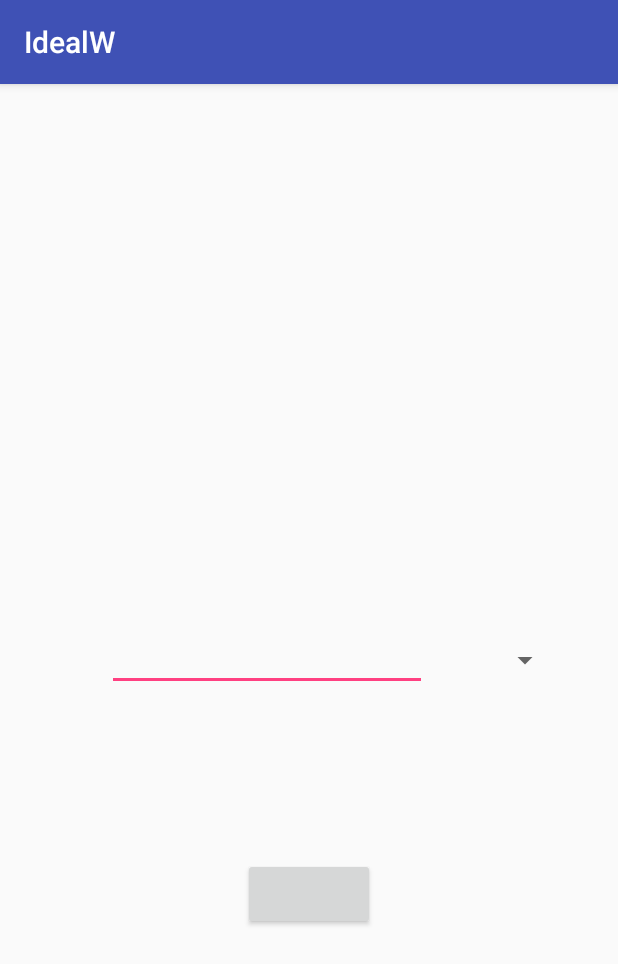
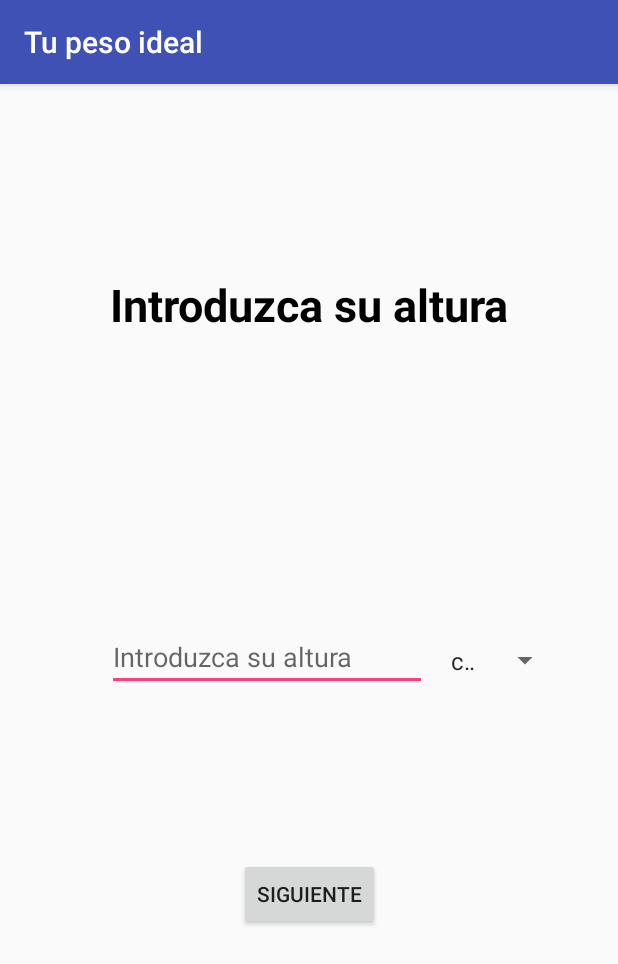
Before and after one commit to Anthonyr06/prj-cursobasico-6, an Android app: the Height screen opened directly, with no data from a screen before it, on a phone screen of 412 x 824 dp. Shown: the top 964 px of the screen. Run offline under Robolectric (Android 15) with nearby library versions, the phone set to English and light mode, and no system bars.

Commit message:
add new functionalities like: -new labels in string.xml file for remove warnings -new functions

```diff
--- a/app/src/main/java/com/example/anthony/idealw/Height.java
+++ b/app/src/main/java/com/example/anthony/idealw/Height.java
@@ -1,13 +1,66 @@
 package com.example.anthony.idealw;
 
+import android.content.Intent;
+import android.support.v7.app.AlertDialog;
 import android.support.v7.app.AppCompatActivity;
 import android.os.Bundle;
+import android.view.View;
+import android.widget.AdapterView;
+import android.widget.ArrayAdapter;
+import android.widget.EditText;
+import android.widget.Spinner;
+import android.widget.Toast;
 
-public class Height extends AppCompatActivity {
+public class Height extends AppCompatActivity implements View.OnClickListener{
+
+    EditText edit;
+    Spinner spn;
 
     @Override
     protected void onCreate(Bundle savedInstanceState) {
         super.onCreate(savedInstanceState);
         setContentView(R.layout.activity_height);
+
+        findViewById(R.id.btnHeight).setOnClickListener(this);
+        spn = findViewById(R.id.spnHeight);
+        edit = findViewById(R.id.editTxtHeight);
+
+
+        String[] measure = {"cm","m","ft"};
+
+        spn.setAdapter(new ArrayAdapter<>(this, android.R.layout.simple_spinner_item, measure));
+
+        spn.setOnItemSelectedListener(new AdapterView.OnItemSelectedListener() {
+
+            @Override
+            public void onItemSelected(AdapterView<?> adapterView, View view, int pos, long id)
+            {
+                Toast.makeText(adapterView.getContext(),
+                        (String) adapterView.getItemAtPosition(pos), Toast.LENGTH_SHORT).show();
+            }
+
+            @Override
+            public void onNothingSelected(AdapterView<?> parent)
+            {    }
+        });
+    }
+
+
+    @Override
+    public void onClick(View view) {
+
+        if(edit.getText().toString().isEmpty()){
+
+            Toast.makeText(this, "Ingrese su altura", Toast.LENGTH_SHORT)
+                    .show();
+
+        }else {
+
+            float height = Float.parseFloat(edit.getText().toString());
+
+            Intent intentR = new Intent(this, Result.class);
+            intentR.putExtra("Height", height);
+
+        }
     }
 }
--- a/app/src/main/java/com/example/anthony/idealw/MainActivity.java
+++ b/app/src/main/java/com/example/anthony/idealw/MainActivity.java
@@ -1,5 +1,6 @@
 package com.example.anthony.idealw;
 
+import android.content.Intent;
 import android.support.v7.app.AppCompatActivity;
 import android.os.Bundle;
 import android.view.View;
@@ -17,6 +18,7 @@ public class MainActivity extends AppCompatActivity implements View.OnClickListe
 
     @Override
     public void onClick(View view) {
-
+        Intent intent = new Intent(this, Sex.class);
+        startActivity(intent);
     }
 }
--- a/app/src/main/res/layout/activity_height.xml
+++ b/app/src/main/res/layout/activity_height.xml
@@ -16,8 +16,8 @@
         app:layout_constraintStart_toStartOf="parent"
         app:layout_constraintTop_toTopOf="parent"
         app:layout_constraintVertical_bias="0.174"
-        tools:text="Ingrese su altura"
-        tools:textColor="@android:color/black" />
+        android:text="@string/hintAndTxtViewHeight"
+        android:textColor="@android:color/black" />
 
     <Button
         android:id="@+id/btnHeight"
@@ -28,14 +28,15 @@
         app:layout_constraintStart_toStartOf="parent"
         app:layout_constraintTop_toTopOf="parent"
         app:layout_constraintVertical_bias="0.717"
-        tools:text="Siguiente" />
+        android:text="@string/btnHeightAndWeight" />
 
     <EditText
         android:id="@+id/editTxtHeight"
         android:layout_width="wrap_content"
         android:layout_height="wrap_content"
         android:ems="10"
-        tools:contentDescription="Ingrese su altura"
+        android:inputType="numberDecimal"
+        android:hint="@string/hintAndTxtViewHeight"
         app:layout_constraintBottom_toBottomOf="parent"
         app:layout_constraintEnd_toEndOf="parent"
         app:layout_constraintHorizontal_bias="0.36"
--- a/app/src/main/res/layout/activity_main.xml
+++ b/app/src/main/res/layout/activity_main.xml
@@ -16,14 +16,14 @@
         app:layout_constraintStart_toStartOf="parent"
         app:layout_constraintTop_toTopOf="parent"
         app:layout_constraintVertical_bias="0.174"
-        tools:text="Calcular tu peso ideal"
-        tools:textColor="@android:color/black" />
+        android:text="@string/txtViewMain"
+        android:textColor="@android:color/black" />
 
     <Button
         android:id="@+id/btnMain"
         android:layout_width="133dp"
         android:layout_height="117dp"
-        tools:text="Pulsa Aqui"
+        android:text="@string/btnMain"
         app:layout_constraintBottom_toBottomOf="parent"
         app:layout_constraintEnd_toEndOf="parent"
         app:layout_constraintStart_toStartOf="parent"
--- a/app/src/main/res/layout/activity_sex.xml
+++ b/app/src/main/res/layout/activity_sex.xml
@@ -25,7 +25,7 @@
         app:layout_constraintStart_toStartOf="parent"
         app:layout_constraintTop_toTopOf="parent"
         app:layout_constraintVertical_bias="0.257"
-        tools:text="Selecciona tu genero" />
+        android:text="@string/txtViewSex" />
 
     <Button
         android:id="@+id/btnMale"
@@ -41,7 +41,7 @@
         app:layout_constraintStart_toStartOf="parent"
         app:layout_constraintTop_toBottomOf="@+id/txtView"
         app:layout_constraintVertical_bias="0.244"
-        tools:text="Hombre" />
+        android:text="@string/btnMaleSex" />
 
     <Button
         android:id="@+id/btnFemale"
@@ -57,5 +57,5 @@
         app:layout_constraintStart_toStartOf="parent"
         app:layout_constraintTop_toBottomOf="@+id/txtView"
         app:layout_constraintVertical_bias="0.244"
-        tools:text="Mujer" />
+        android:text="@string/btnFemaleSex" />
 </android.support.constraint.ConstraintLayout>
```
Also changed, not shown: app/src/main/java/com/example/anthony/idealw/Sex.java (+11 -0 lines), app/src/main/res/layout/activity_weight.xml (+5 -4 lines), app/src/main/res/values/strings.xml (+15 -1 lines).
